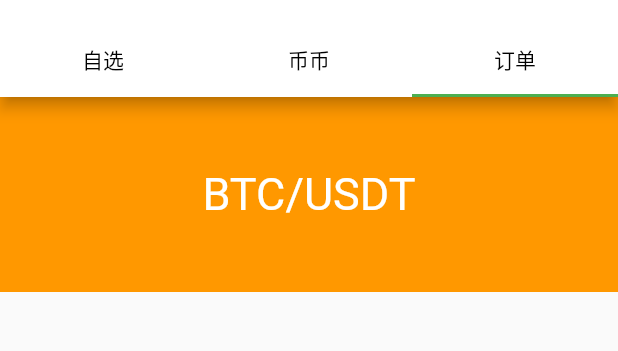
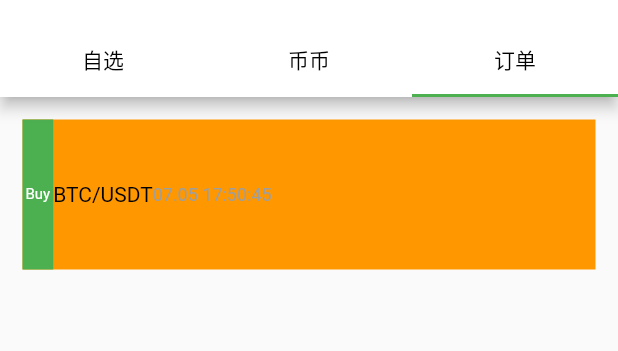
Before and after one commit to 156980441/flutter_demo, a Flutter app: the screen it shows after launch, tab 3 chosen, on a phone screen of 412 x 824 dp, the part 59-410 px from its top. Run offline on Flutter 3.47's test engine with Material 2 defaults, Android fonts, the phone set to English and light mode, and no system bars; our stand-ins replace flutter_native_web, flutter_swiper, fluttertoast, shared_preferences; missing offline and left inert: a package; generated files the repository leaves out were written again; network calls fail.

Commit message:
【提交类型】new 【修改内容】订单 UI 【影响范围】bb 【风险评估】low

```diff
--- a/flutter_news/lib/order/order_view.dart
+++ b/flutter_news/lib/order/order_view.dart
@@ -14,8 +14,8 @@ class _OrderViewState extends State<OrderView> {
   void initState() {
     super.initState();
 
-    OrderModel model = OrderModel('Buy', 'BTC/USDT', '07.05 17:50:45', '0.2 BTC',
-        '203.8 USDT', '0.03 BTC', '20 USDT');
+    OrderModel model = OrderModel('Buy', 'BTC/USDT', '07.05 17:50:45',
+        '0.2 BTC', '203.8 USDT', '0.03 BTC', '20 USDT');
     _orders.add(model);
   }
 
@@ -33,16 +33,40 @@ class _OrderViewState extends State<OrderView> {
 
   Widget _getItem(BuildContext context, int index) {
     return Container(
+      padding: const EdgeInsets.all(15.0),
+      child: GestureDetector(
+        child: Container(
           child: Row(
             children: <Widget>[
-          GestureDetector(
-            child: Container(
-              child: Center(
+              Container(
+                padding: const EdgeInsets.all(2.0),
+                color: Colors.green,
+                child: Align(
+                  alignment: Alignment.center,
+                  child: Text(
+                    _orders[index].direction,
+                    textAlign: TextAlign.center,
+                    style: TextStyle(fontSize: 10, color: Colors.white),
+                  ),
+                ),
+              ),
+              Align(
+                alignment: Alignment.center,
                 child: Text(
                   _orders[index].symbol,
                   textAlign: TextAlign.center,
-                  style: TextStyle(fontSize: 30, color: Colors.white),
+                  style: TextStyle(fontSize: 14, color: Colors.black),
                 ),
+              ),
+              Align(
+                alignment: Alignment.center,
+                child: Text(
+                  _orders[index].ctime,
+                  textAlign: TextAlign.center,
+                  style: TextStyle(fontSize: 12, color: Colors.grey),
+                ),
+              ),
+            ],
           ),
           width: MediaQuery.of(context).size.width,
           color: index % 2 == 0 ? Colors.orange : Colors.blueAccent,
@@ -57,8 +81,6 @@ class _OrderViewState extends State<OrderView> {
           );
         },
       ),
-        ],
-      ),
       width: MediaQuery.of(context).size.width,
       height: 130,
     );
```
Lines whose indentation alone changed are shown as unchanged.
